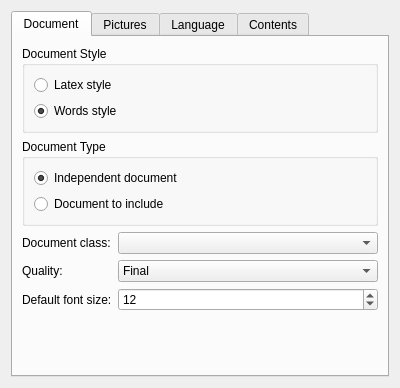
The window that filters/sheets/latex/export/latexexportwidget.ui (KDE/calligra) describes before a commit, drawn with Qt 5.
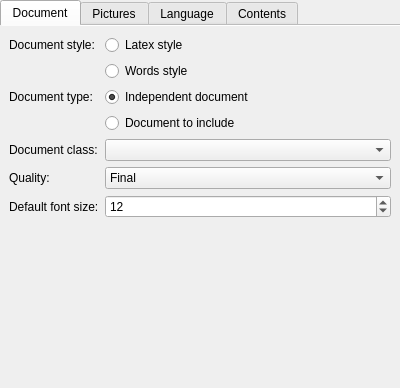
The same window after the commit. Custom widgets are drawn as their Qt base class.

Commit message: Redesign Latex export dialog

```diff
--- a/filters/sheets/latex/export/latexexportwidget.ui
+++ b/filters/sheets/latex/export/latexexportwidget.ui
@@ -1,7 +1,7 @@
 <?xml version="1.0" encoding="UTF-8"?>
 <ui version="4.0">
  <class>LatexExportWidget</class>
- <widget class="QWidget" name="LatexExportWidget">
+ <widget class="QDialog" name="LatexExportWidget">
   <property name="geometry">
    <rect>
     <x>0</x>
@@ -11,9 +11,21 @@
    </rect>
   </property>
   <layout class="QVBoxLayout" name="verticalLayout_3">
-   <item>
+   <property name="leftMargin">
+    <number>0</number>
+   </property>
+   <property name="topMargin">
+    <number>0</number>
+   </property>
+   <property name="rightMargin">
+    <number>0</number>
+   </property>
+   <property name="bottomMargin">
+    <number>0</number>
+   </property>
+   <item row="0">
     <widget class="QTabWidget" name="_tab">
-     <property name="enabled">
+     <property name="documentMode">
       <bool>true</bool>
      </property>
      <property name="currentIndex">
@@ -23,23 +35,24 @@
       <attribute name="title">
        <string>Document</string>
       </attribute>
-      <layout class="QVBoxLayout" name="verticalLayout_7">
+      <layout class="QHBoxLayout" name="documentLayout">
        <item>
-        <layout class="QVBoxLayout" name="verticalLayout">
-         <item>
-          <widget class="QGroupBox" name="groupBox">
-           <property name="title">
-            <string>Document Style</string>
+        <layout class="QFormLayout">
+         <item row="0" column="0">
+          <widget class="QLabel" name="groupBox">
+           <property name="text">
+            <string>Document style:</string>
            </property>
-           <layout class="QVBoxLayout" name="verticalLayout_2">
-            <item>
+          </widget>
+         </item>
+         <item row="0" column="1">
              <widget class="QRadioButton" name="latexStyleButton">
               <property name="text">
                <string>Latex style</string>
               </property>
              </widget>
             </item>
-            <item>
+         <item row="1" column="1">
              <widget class="QRadioButton" name="wordsStyleButton">
               <property name="text">
                <string>Words style</string>
@@ -49,16 +62,14 @@
               </property>
              </widget>
             </item>
-           </layout>
+         <item row="2" column="0">
+          <widget class="QLabel" name="groupBox">
+           <property name="text">
+            <string>Document type:</string>
+           </property>
           </widget>
          </item>
-         <item>
-          <widget class="QGroupBox" name="groupBox_2">
-           <property name="title">
-            <string>Document Type</string>
-           </property>
-           <layout class="QVBoxLayout" name="verticalLayout_6">
-            <item>
+         <item row="2" column="1">
              <widget class="QRadioButton" name="fullDocButton">
               <property name="toolTip">
                <string>The document will be able to be compiled alone</string>
@@ -74,7 +85,7 @@
               </property>
              </widget>
             </item>
-            <item>
+         <item row="3" column="1">
              <widget class="QRadioButton" name="embededButton">
               <property name="toolTip">
                <string>Do not generate either the latex header or the document environment</string>
@@ -87,36 +98,44 @@
               </property>
              </widget>
             </item>
-           </layout>
-          </widget>
-         </item>
-         <item>
-          <layout class="QFormLayout" name="formLayout">
-           <item row="0" column="0">
+         <item row="4" column="0">
             <widget class="QLabel" name="TextLabel1_2">
              <property name="text">
               <string>Document class:</string>
              </property>
-             <property name="wordWrap">
-              <bool>false</bool>
+           <property name="buddy">
+            <cstring>classComboBox</cstring>
              </property>
             </widget>
            </item>
-           <item row="0" column="1">
-            <widget class="KComboBox" name="classComboBox"/>
-           </item>
-           <item row="1" column="0">
+         <item row="4" column="1">
+          <widget class="KComboBox" name="classComboBox">
+           <property name="sizePolicy">
+            <sizepolicy hsizetype="Expanding" vsizetype="Fixed">
+             <horstretch>0</horstretch>
+             <verstretch>0</verstretch>
+            </sizepolicy>
+           </property>
+          </widget>
+         </item>
+         <item row="5" column="0">
             <widget class="QLabel" name="TextLabel2">
              <property name="text">
               <string>Quality:</string>
              </property>
-             <property name="wordWrap">
-              <bool>false</bool>
+           <property name="buddy">
+            <cstring>qualityComboBox</cstring>
              </property>
             </widget>
            </item>
-           <item row="1" column="1">
+         <item row="5" column="1">
             <widget class="KComboBox" name="qualityComboBox">
+           <property name="sizePolicy">
+            <sizepolicy hsizetype="Expanding" vsizetype="Fixed">
+             <horstretch>0</horstretch>
+             <verstretch>0</verstretch>
+            </sizepolicy>
+           </property>
              <item>
               <property name="text">
                <string>Final</string>
@@ -129,17 +148,17 @@
              </item>
             </widget>
            </item>
-           <item row="2" column="0">
+         <item row="6" column="0">
             <widget class="QLabel" name="defaultFontSizeTextZone">
              <property name="text">
               <string>Default font size:</string>
              </property>
-             <property name="wordWrap">
-              <bool>false</bool>
+           <property name="buddy">
+            <cstring>defaultFontSize</cstring>
              </property>
             </widget>
            </item>
-           <item row="2" column="1">
+         <item row="6" column="1">
             <widget class="QSpinBox" name="defaultFontSize">
              <property name="value">
               <number>12</number>
@@ -150,24 +169,15 @@
              <property name="maximum">
               <number>1000</number>
              </property>
+           <property name="sizePolicy">
+            <sizepolicy hsizetype="Expanding" vsizetype="Fixed">
+             <horstretch>0</horstretch>
+             <verstretch>0</verstretch>
+            </sizepolicy>
+           </property>
             </widget>
            </item>
           </layout>
-         </item>
-        </layout>
-       </item>
-       <item>
-        <spacer name="verticalSpacer_2">
-         <property name="orientation">
-          <enum>Qt::Vertical</enum>
-         </property>
-         <property name="sizeHint" stdset="0">
-          <size>
-           <width>20</width>
-           <height>40</height>
-          </size>
-         </property>
-        </spacer>
        </item>
       </layout>
      </widget>
```
Left out of the diff: 44 changed lines with no effect on the pictures. Lines whose indentation alone changed are shown as unchanged. The commit also changes 2 other files.
